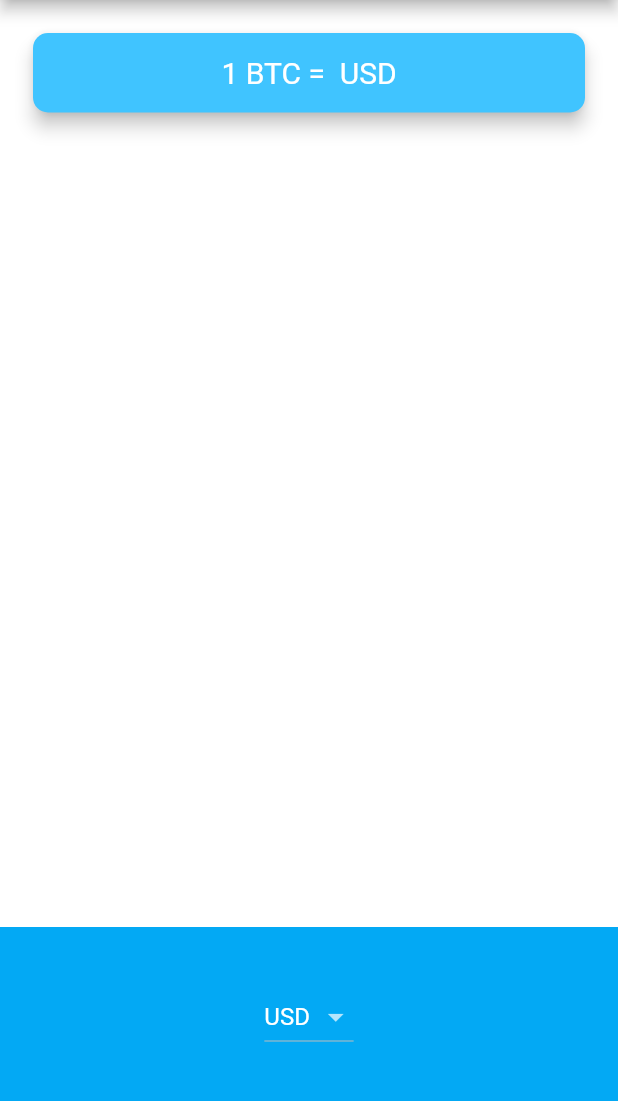
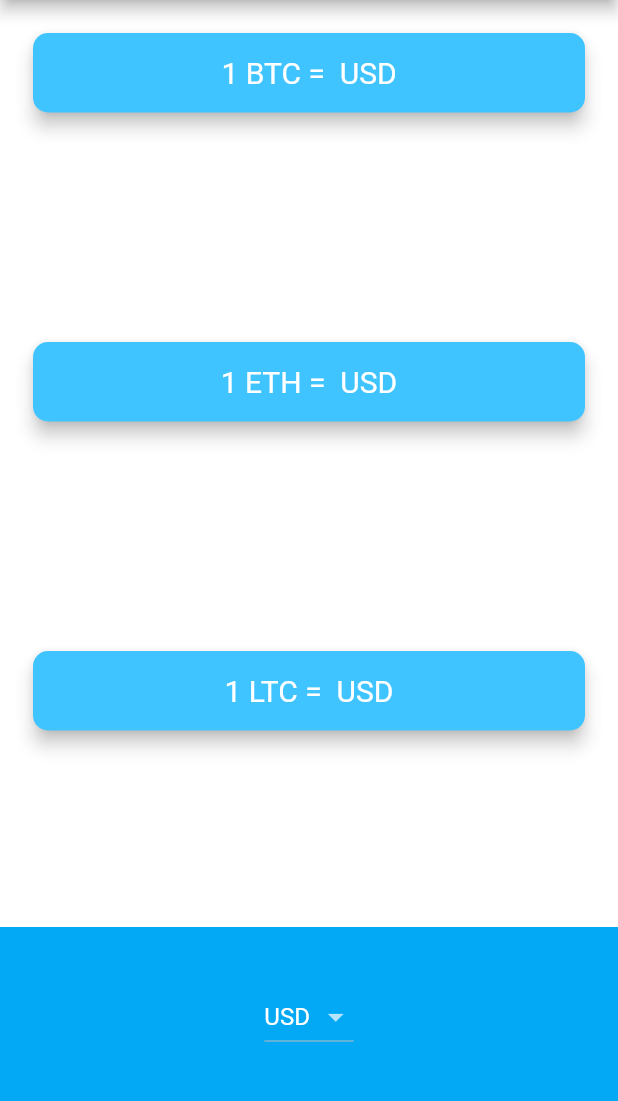
Before and after one commit to danaFlorescu/bitcoin-ticker, a Flutter app: the screen it shows after launch, on a phone screen of 412 x 824 dp, the part 84-1185 px from its top. Run offline on Flutter 3.47's test engine with Material 2 defaults, Android fonts, the phone set to English and light mode, and no system bars; network calls fail.

Commit message:
second commit

```diff
--- /dev/null
+++ b/lib/ShowCurrency.dart
@@ -0,0 +1,37 @@
+import 'package:flutter/widgets.dart';
+import 'package:flutter/material.dart';
+
+class ShowCurrency extends StatelessWidget {
+  final typeOfCurrency;
+  final finalCurrency;
+  final selectedCurrency;
+
+  ShowCurrency(
+      {@required this.typeOfCurrency,
+      @required this.finalCurrency,
+      this.selectedCurrency = "USD"});
+
+  Widget build(BuildContext context) {
+    return Padding(
+      padding: EdgeInsets.fromLTRB(18.0, 18.0, 18.0, 0),
+      child: Card(
+        color: Colors.lightBlueAccent,
+        elevation: 5.0,
+        shape: RoundedRectangleBorder(
+          borderRadius: BorderRadius.circular(10.0),
+        ),
+        child: Padding(
+          padding: EdgeInsets.symmetric(vertical: 15.0, horizontal: 28.0),
+          child: Text(
+            '1 $typeOfCurrency = $finalCurrency $selectedCurrency',
+            textAlign: TextAlign.center,
+            style: TextStyle(
+              fontSize: 20.0,
+              color: Colors.white,
+            ),
+          ),
+        ),
+      ),
+    );
+  }
+}
--- a/lib/coin_data.dart
+++ b/lib/coin_data.dart
@@ -27,8 +27,3 @@ const List<String> cryptoList = [
   'ETH',
   'LTC',
 ];
-
-const coinAPIURL = 'https://rest.coinapi.io/v1/exchangerate';
-const apiKey = 'YOUR-API-KEY-HERE';
-
-class CoinData {}
--- a/lib/price_screen.dart
+++ b/lib/price_screen.dart
@@ -3,6 +3,7 @@ import 'package:flutter/cupertino.dart';
 import 'coin_data.dart';
 import 'dart:io' show Platform;
 import 'ConversionRate.dart';
+import 'package:my_bitcoin_ticker_solution/ShowCurrency.dart';
 
 class PriceScreen extends StatefulWidget {
   @override
@@ -12,7 +13,9 @@ class PriceScreen extends StatefulWidget {
 class _PriceScreenState extends State<PriceScreen> {
   String selectedCurrency = 'USD';
 
-  String finalCurrency = "";
+  String finalCurrencyBTC = "";
+  String finalCurrencyETH = "";
+  String finalCurrencyLTC = "";
 
   DropdownButton<String> androidDropdown() {
     List<DropdownMenuItem<String>> dropdownItems = [];
@@ -53,11 +56,22 @@ class _PriceScreenState extends State<PriceScreen> {
   }
 
   void loadData() async {
-    Conversion conversion = new Conversion('BTC', selectedCurrency);
+    //bitcoin
+    Conversion conversionBTC = new Conversion('BTC', selectedCurrency);
+    String myVarBTC = (await conversionBTC.getCurrency())["rate"].toString();
 
-    String myVar = (await conversion.getCurrency())["rate"].toString();
+    //ethereum
+    Conversion conversionETH = new Conversion('ETH', selectedCurrency);
+    String myVarETH = (await conversionETH.getCurrency())["rate"].toString();
+
+    //litecoin
+    Conversion conversionLTC = new Conversion('LTC', selectedCurrency);
+    String myVarLTC = (await conversionLTC.getCurrency())["rate"].toString();
+
     setState(() {
-      finalCurrency = myVar;
+      finalCurrencyBTC = myVarBTC;
+      finalCurrencyETH = myVarETH;
+      finalCurrencyLTC = myVarLTC;
     });
   }
 
@@ -77,27 +91,9 @@ class _PriceScreenState extends State<PriceScreen> {
         mainAxisAlignment: MainAxisAlignment.spaceBetween,
         crossAxisAlignment: CrossAxisAlignment.stretch,
         children: <Widget>[
-          Padding(
-            padding: EdgeInsets.fromLTRB(18.0, 18.0, 18.0, 0),
-            child: Card(
-              color: Colors.lightBlueAccent,
-              elevation: 5.0,
-              shape: RoundedRectangleBorder(
-                borderRadius: BorderRadius.circular(10.0),
-              ),
-              child: Padding(
-                padding: EdgeInsets.symmetric(vertical: 15.0, horizontal: 28.0),
-                child: Text(
-                  '1 BTC = $finalCurrency $selectedCurrency',
-                  textAlign: TextAlign.center,
-                  style: TextStyle(
-                    fontSize: 20.0,
-                    color: Colors.white,
-                  ),
-                ),
-              ),
-            ),
-          ),
+          ShowCurrency(typeOfCurrency: "BTC", finalCurrency: finalCurrencyBTC),
+          ShowCurrency(typeOfCurrency: "ETH", finalCurrency: finalCurrencyETH),
+          ShowCurrency(typeOfCurrency: "LTC", finalCurrency: finalCurrencyLTC),
           Container(
             height: 150.0,
             alignment: Alignment.center,
```
